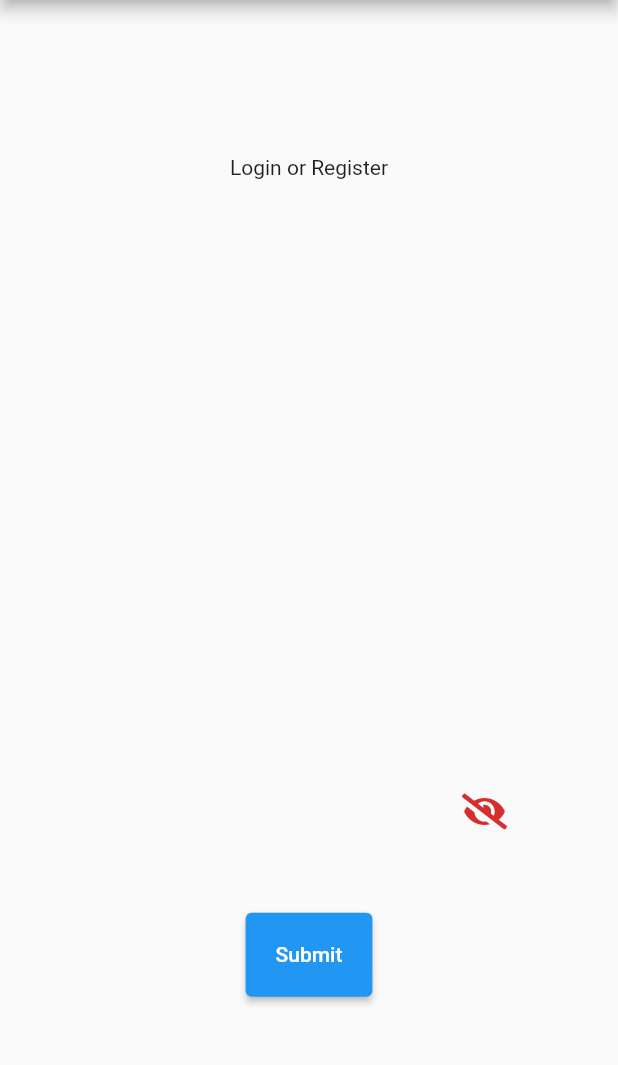
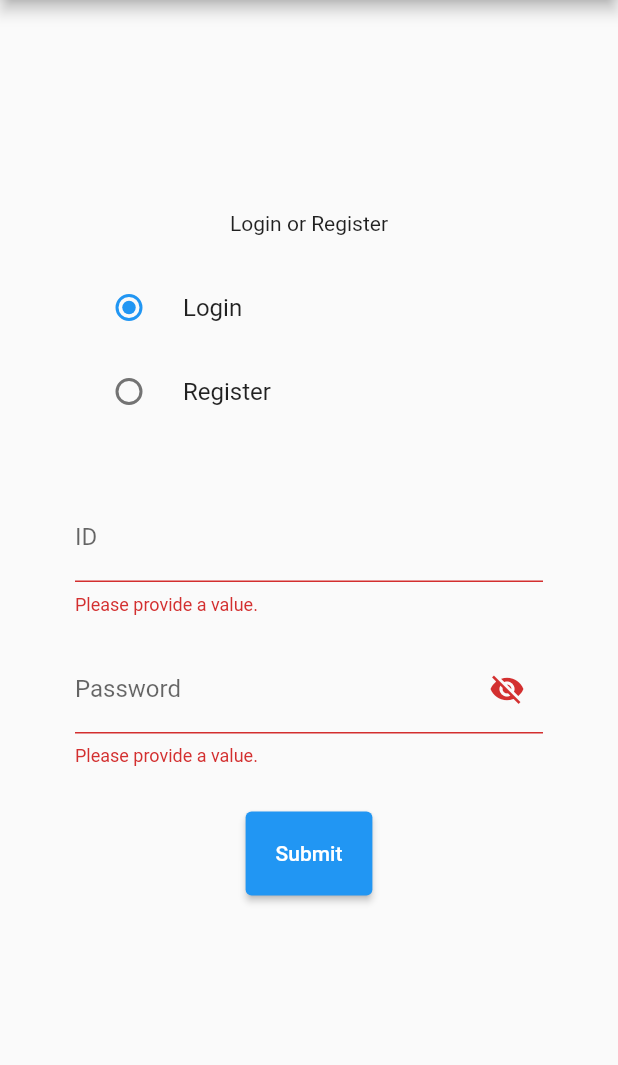
Before and after one commit to LightCube-Organization/LightCube, a Flutter app: the screen it shows after launch, after a tap on "Submit", on a phone screen of 412 x 824 dp, the part 84-1149 px from its top. Run offline on Flutter 3.47's test engine with Material 2 defaults, Android fonts, the phone set to English and light mode, and no system bars; our stand-ins replace firebase_auth, font_awesome_flutter; accounts and stored records are empty.

Commit message:
UIなど調整

```diff
--- a/lib/main.dart
+++ b/lib/main.dart
@@ -1,7 +1,6 @@
 import 'package:flutter/material.dart';
 import 'package:font_awesome_flutter/font_awesome_flutter.dart';
 import 'package:firebase_auth/firebase_auth.dart';
-
 
 void main() => runApp(MyApp());
 
@@ -47,10 +46,7 @@ class LoginPage extends StatefulWidget {
   _LoginPageState createState() => _LoginPageState();
 }
 
-enum FormType {
-  login,
-  register
-}
+enum FormType { login, register }
 
 class _LoginPageState extends State<LoginPage> {
   FormType? _formType = FormType.login;
@@ -71,61 +67,49 @@ class _LoginPageState extends State<LoginPage> {
           // the App.build method, and use it to set our appbar title.
           title: Text(widget.title),
         ),
-        body: Center(
-          // Center is a layout widget. It takes a single child and positions it
-          // in the middle of the parent.
-          // Column is also layout widget. It takes a list of children and
-          // arranges them vertically. By default, it sizes itself to fit its
-          // children horizontally, and tries to be as tall as its parent.
-          //
-          // Invoke "debug painting" (press "p" in the console, choose the
-          // "Toggle Debug Paint" action from the Flutter Inspector in Android
-          // Studio, or the "Toggle Debug Paint" command in Visual Studio Code)
-          // to see the wireframe for each widget.
-          //
-          // Column has various properties to control how it sizes itself and
-          // how it positions its children. Here we use mainAxisAlignment to
-          // center the children vertically; the main axis here is the vertical
-          // axis because Columns are vertical (the cross axis would be
-          // horizontal).
+        body: Container(
+            margin: EdgeInsets.symmetric(
+              horizontal: 50.0,
+            ),
             child: new Form(
               key: formKey,
+              child: Center(
                 child: new Column(
-              mainAxisAlignment: MainAxisAlignment.center,
+                  mainAxisSize: MainAxisSize.min,
                   children: <Widget>[
                     Text(
                       'Login or Register',
                     ),
                     Padding(
-                  padding: EdgeInsets.symmetric(
-                      horizontal: 500, vertical: 0),
-                  child:
-                    RadioListTile<FormType>(
+                        padding: EdgeInsets.only(top: 20),
+                        child: ConstrainedBox(
+                            constraints: BoxConstraints(maxWidth: 400.0),
+                            child: RadioListTile<FormType>(
                               title: Text("Login"),
                               activeColor: Colors.blue,
                               value: FormType.login,
                               groupValue: _formType,
                               onChanged: moveToValue,
-                    ),
-                ),
+                            ))),
                     Padding(
-                  padding: EdgeInsets.symmetric(
-                      horizontal: 500, vertical: 0),
-                  child:
-                    RadioListTile<FormType>(
+                        padding: EdgeInsets.only(bottom: 20),
+                        child: ConstrainedBox(
+                            constraints: BoxConstraints(maxWidth: 400.0),
+                            child: RadioListTile<FormType>(
                               title: Text("Register"),
                               activeColor: Colors.blue,
                               value: FormType.register,
                               groupValue: _formType,
                               onChanged: moveToValue,
-                    ),
-                ),
+                            ))),
                     Padding(
                         padding: EdgeInsets.symmetric(
-                      horizontal: 300, vertical: 16),
-                  child:
-                  TextFormField(
-                    decoration: InputDecoration(labelText: 'ID:'),
+                          vertical: 20.0,
+                        ),
+                        child: ConstrainedBox(
+                            constraints: BoxConstraints(maxWidth: 700.0),
+                            child: TextFormField(
+                              decoration: InputDecoration(labelText: 'ID'),
                               textInputAction: TextInputAction.next,
                               validator: (value) {
                                 if (isEmpty(value!)) {
@@ -138,24 +122,23 @@ class _LoginPageState extends State<LoginPage> {
                                   return 'id must be less than 16 characters.';
                                 }
                                 if (int.tryParse(value) == null) {
-                        return 'no';
+                                  return 'Only numbers can be used as ID.';
                                 }
                                 return null;
                               },
+                              // lccs.mlでなくてよい
                               onSaved: (value) => _email = "$value@lccs.ml",
-                  ),
-                ),
-                Padding(
-                  padding: EdgeInsets.symmetric(
-                      horizontal: 300, vertical: 16),
+                            ))),
+                    ConstrainedBox(
+                        constraints: BoxConstraints(maxWidth: 700.0),
                         child: TextFormField(
                           obscureText: !_showPassword,
                           decoration: InputDecoration(
-                        labelText: "password",
+                              labelText: "Password",
                               suffixIcon: IconButton(
                                 icon: Icon(_showPassword
-                              ? FontAwesomeIcons.solidEye
-                              : FontAwesomeIcons.solidEyeSlash),
+                                    ? Icons.visibility
+                                    : Icons.visibility_off),
                                 onPressed: () {
                                   setState(() {
                                     _showPassword = !_showPassword;
@@ -168,43 +151,44 @@ class _LoginPageState extends State<LoginPage> {
                               return 'Please provide a value.';
                             }
                             if (value.length <= 4) {
-                        return 'id must be longer than 4 characters.';
+                              return 'ID must be longer than 4 characters.';
                             }
                             if (16 < value.length) {
-                        return 'id must be less than 16 characters.';
+                              return 'ID must be less than 16 characters.';
                             }
                             if (int.tryParse(value) == null) {
-                        return 'no';
+                              return 'Only numbers can be used as passwords.';
                             }
                             return null;
                           },
                           onSaved: (value) => _password = "$value",
-                  ),
-                ),
-                ElevatedButton(
+                        )),
+                    Padding(
+                        padding: EdgeInsets.all(30),
+                        child: ElevatedButton(
                           style: ButtonStyle(
-                    backgroundColor: MaterialStateProperty.all(Colors.blue),
-                    padding: MaterialStateProperty.all(EdgeInsets.all(20.0)),
+                            backgroundColor:
+                                MaterialStateProperty.all(Colors.blue),
+                            padding:
+                                MaterialStateProperty.all(EdgeInsets.all(20.0)),
                           ),
                           child: Text("Submit"),
                           onPressed: validateAndSubmit,
-                ),
+                        )),
                   ],
                 ),
               ),
-        )
-    );
+            )));
   }
 
   final formKey = new GlobalKey<FormState>();
 
   String _email = "";
   String _password = "";
-  String _state = "";
 
   bool validateAndSave() {
     final form = formKey.currentState;
-    if(form!.validate()) {
+    if (form!.validate()) {
       form.save();
       // デバッグ用
       print('Form is valid. Email: $_email, password: $_password');
@@ -216,17 +200,19 @@ class _LoginPageState extends State<LoginPage> {
   }
 
   void validateAndSubmit() async {
-    if(validateAndSave()){
+    if (validateAndSave()) {
       try {
-        if(_formType == FormType.login) {
-          UserCredential user = await FirebaseAuth.instance.signInWithEmailAndPassword(email: _email, password: _password);
+        if (_formType == FormType.login) {
+          UserCredential user = await FirebaseAuth.instance
+              .signInWithEmailAndPassword(email: _email, password: _password);
           print('Singed in: ${user.user}');
         } else {
-          UserCredential user = await FirebaseAuth.instance.createUserWithEmailAndPassword(email: _email, password: _password);
+          UserCredential user = await FirebaseAuth.instance
+              .createUserWithEmailAndPassword(
+                  email: _email, password: _password);
           print('Registered User: ${user.user}');
         }
-      }
-      catch(e) {
+      } catch (e) {
         print('Error: $e');
       }
     }
@@ -238,7 +224,6 @@ class _LoginPageState extends State<LoginPage> {
       print(value);
     });
   }
-
 }
 
 bool isEmpty(String s) {
```
Lines whose indentation alone changed are shown as unchanged.
